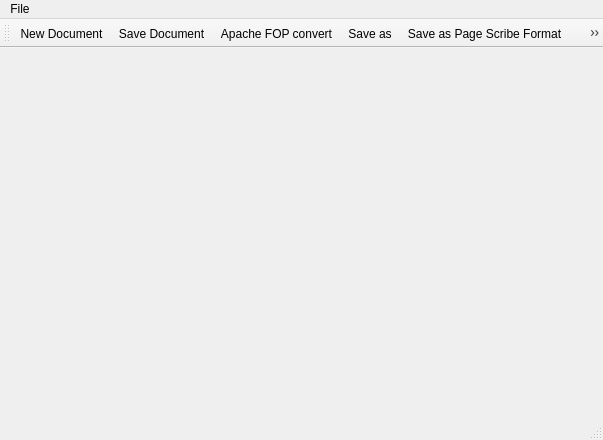
This is fop_miniscribus.2.0.0/src/ui/gmain.ui in google-code-export/fop-miniscribus as Qt 5 draws it before an edit. The edited form follows.
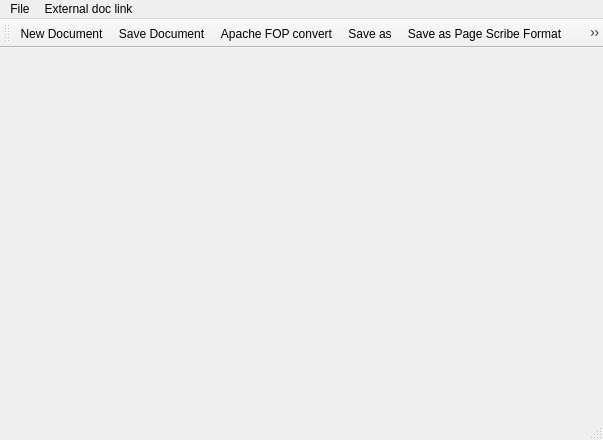
This is the edited form. Icons and pictures are not drawn.

Commit message: Append external Reference

The edit to the form file:
```diff
--- a/fop_miniscribus.2.0.0/src/ui/gmain.ui
+++ b/fop_miniscribus.2.0.0/src/ui/gmain.ui
@@ -41,7 +41,13 @@
     <addaction name="separator" />
     <addaction name="actionNewDoc" />
    </widget>
+   <widget class="QMenu" name="menuExternal_doc_link" >
+    <property name="title" >
+     <string>External doc link</string>
+    </property>
+   </widget>
    <addaction name="menuFile" />
+   <addaction name="menuExternal_doc_link" />
   </widget>
   <widget class="QStatusBar" name="statusbar" />
   <widget class="QToolBar" name="toolBar" >
```
The commit also changes 4 other files.
